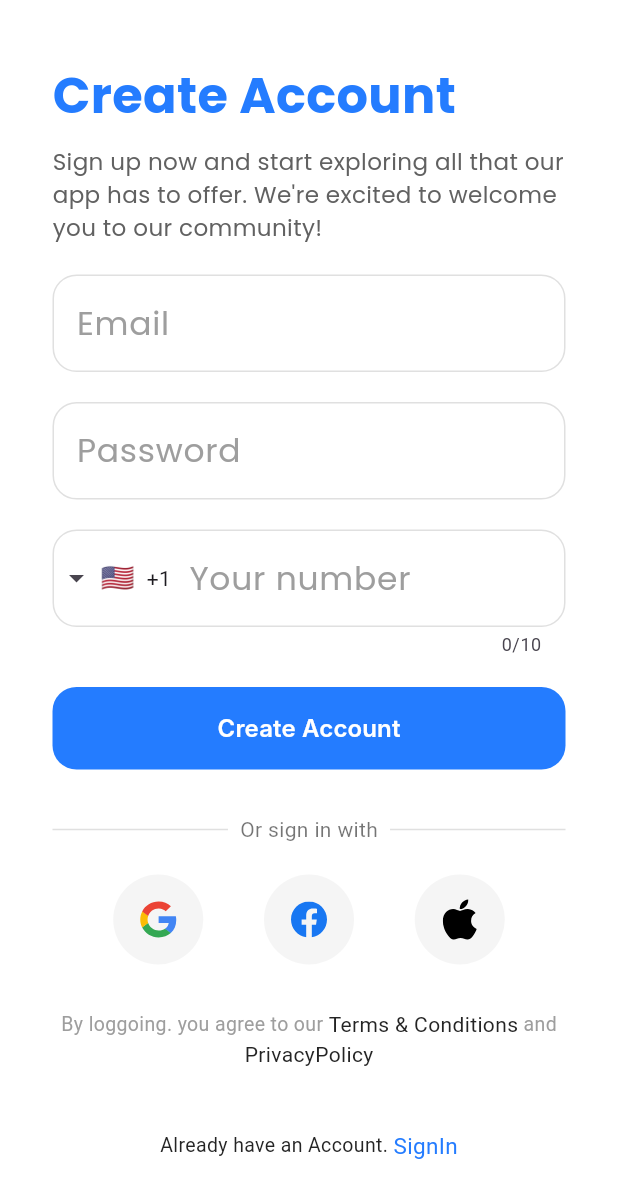
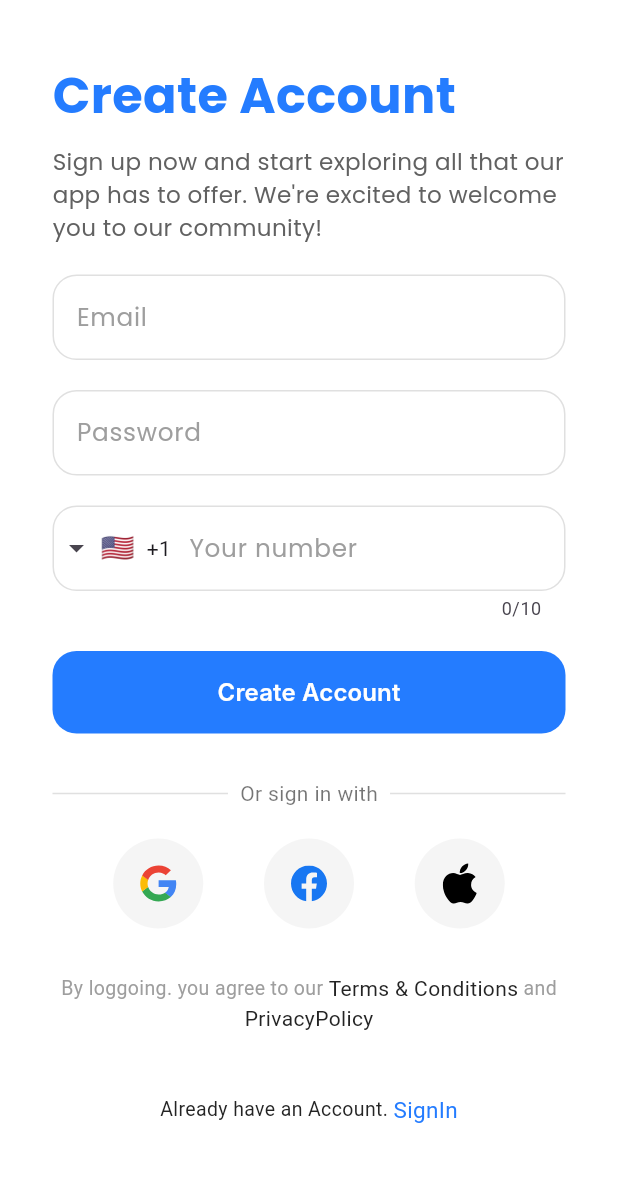
Before and after one commit to IbrahimElbazz/doc_app, a Flutter app: the RegisterPage screen opened by its route, on a phone screen of 412 x 824 dp. Shown: the top 1198 px of the screen. Run offline on Flutter 3.47's test engine with Material 3 defaults, Android fonts, the phone set to English and light mode, and no system bars; drawn by our look-alikes of intl_phone_field; our stand-ins replace flutter_screenutil, flutter_svg, google_fonts; Roboto replaces fonts that are missing (Inter).

Commit message:
done last update

```diff
--- a/lib/Core/Widgets/mytextfield.dart
+++ b/lib/Core/Widgets/mytextfield.dart
@@ -29,7 +29,7 @@ class MyTextField extends StatelessWidget {
                 color: Colors.grey,
               )),
           hintText: hint,
-          hintStyle: TextStyleApp.styletext(20, Colors.grey, FontWeight.normal),
+          hintStyle: TextStyleApp.styletext(15, Colors.grey, FontWeight.normal),
           suffixIcon: Icon(
             icon,
             color: Colors.grey[800],
--- a/lib/Features/registration/register.dart
+++ b/lib/Features/registration/register.dart
@@ -64,7 +64,7 @@ class RegisterPage extends StatelessWidget {
                   )),
               hintText: "Your number",
               hintStyle:
-                  TextStyleApp.styletext(20, Colors.grey, FontWeight.normal),
+                  TextStyleApp.styletext(15, Colors.grey, FontWeight.normal),
               fillColor: const Color(0xffFDFDFF),
             )),
             const SizedBox(
```
